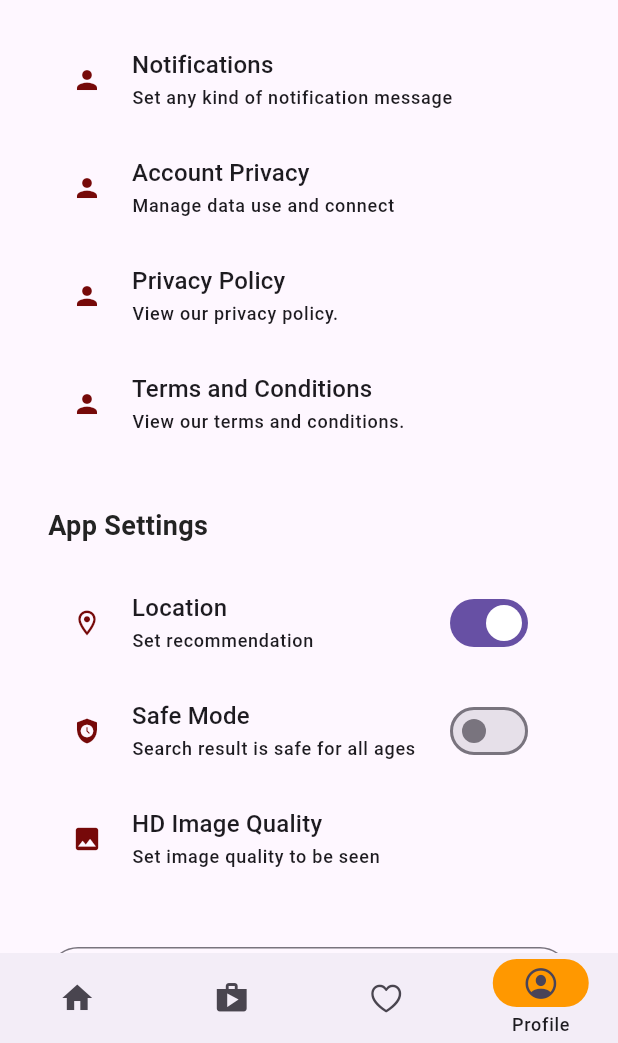
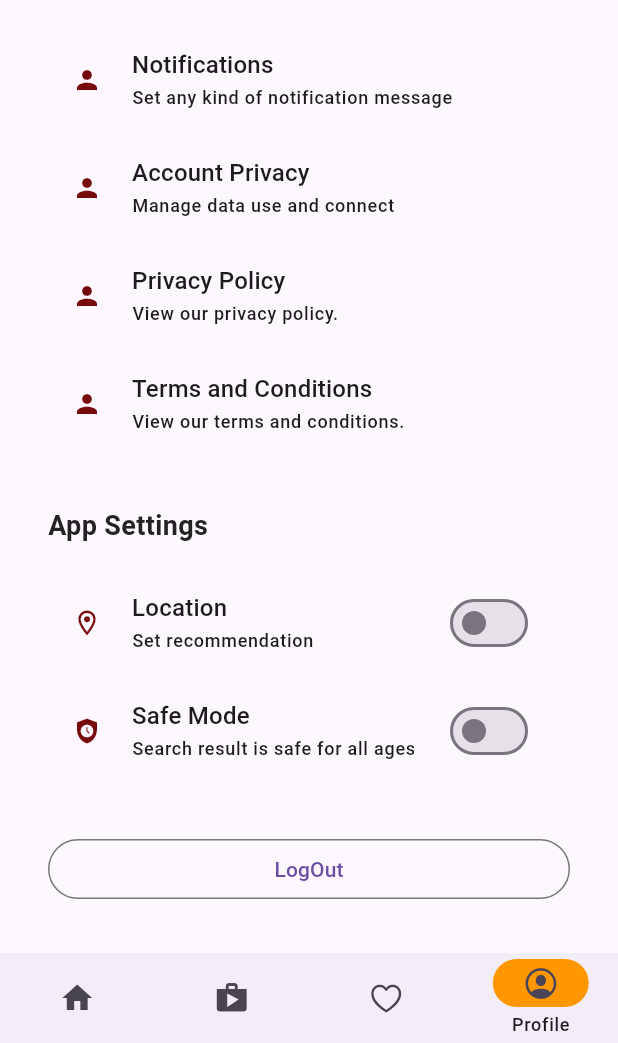
Before and after one commit to araful39/e_mart-app, a Flutter app: the screen it shows after launch, item 4 of the bottom bar chosen, scrolled down 400 dp, on a phone screen of 412 x 824 dp, the part 193-1236 px from its top. Run offline on Flutter 3.47's test engine with Material 3 defaults, Android fonts, the phone set to English and light mode, and no system bars; our stand-ins replace cached_network_image, carousel_slider, flutter_easyloading, flutter_rating_bar, flutter_secure_storage, fluttertoast and 5 more; missing offline and left inert: dart:ffi, flutter_sslcommerz; network calls fail.

```diff
--- a/lib/controller/ui_controller/settings_controller.dart
+++ b/lib/controller/ui_controller/settings_controller.dart
@@ -1,27 +1,31 @@
 import 'package:flutter_secure_storage/flutter_secure_storage.dart';
 import 'package:get/get.dart';
 
-class SettingsController extends GetxController{
+class SettingsController extends GetxController {
   final FlutterSecureStorage storage = const FlutterSecureStorage();
-  RxBool isClick=false.obs;
+  RxBool isLocation = false.obs;
+  RxBool isSafaMode = false.obs;
   RxString selectedImage = ''.obs;
   RxBool dataSharing = false.obs;
   RxBool profileVisibility = true.obs;
   RxBool notifications = true.obs;
-  onChangeSafeMode(value){
-    isClick.value=value;
-  }
+  // onChangeLocation(value){
+  //   isSafaMode.value=value;
+  // }
+  // onChangeSafeMode(value){
+  //   isSafaMode.value=value;
+  // }
 
-  getImage()async{
+  getImage() async {
     String? storedImage = await storage.read(key: "pickedImage");
     if (storedImage != null) {
       selectedImage.value = storedImage;
     }
   }
- @override
+
+  @override
   void onInit() {
-   getImage();
+    getImage();
     super.onInit();
   }
-
 }
--- a/lib/view/screens/settings/settings.dart
+++ b/lib/view/screens/settings/settings.dart
@@ -136,14 +136,17 @@ class SettingsScreen extends StatelessWidget {
                     const SizedBox(
                       height: KSizes.spaceBtwItems,
                     ),
-
                     CustomSettingsMenuTile(
                       title: 'Location',
                       subTitle: 'Set recommendation',
                       icon: Icons.location_on_outlined,
-                      trailing: Switch(
-                        value: true,
-                        onChanged: (value) {},
+                      trailing: Obx(
+                            () => Switch(
+                          value: settingsController.isLocation.value,
+                          onChanged: (values) {
+                            settingsController.isLocation.value=values;
+                          },
+                        ),
                       ),
                     ),
                     CustomSettingsMenuTile(
@@ -152,18 +155,14 @@ class SettingsScreen extends StatelessWidget {
                       icon: Icons.safety_check,
                       trailing: Obx(
                         () => Switch(
-                          value: settingsController.isClick.value,
+                          value: settingsController.isSafaMode.value,
                           onChanged: (value) {
-                            settingsController.onChangeSafeMode(value);
+                            settingsController.isSafaMode.value=  value;
                           },
                         ),
                       ),
                     ),
-                    const CustomSettingsMenuTile(
-                      title: 'HD Image Quality',
-                      subTitle: 'Set image quality to be seen',
-                      icon: Icons.image,
-                    ),
+
                     const SizedBox(
                       height: KSizes.defaultBtwSections,
                     ),
```
